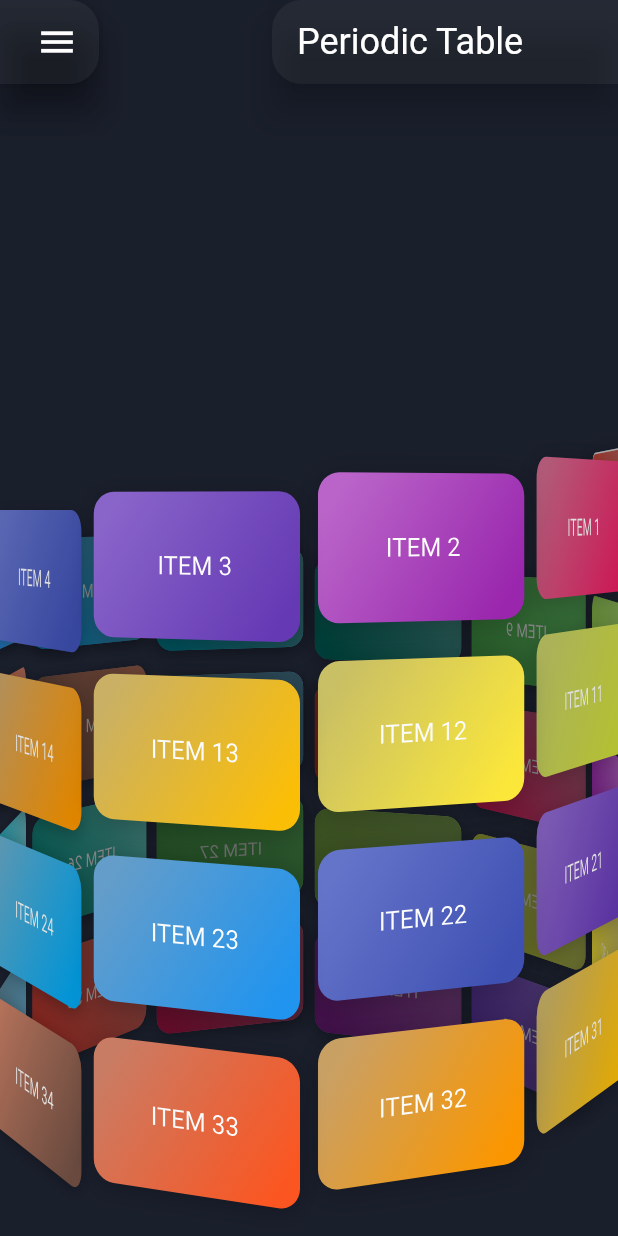
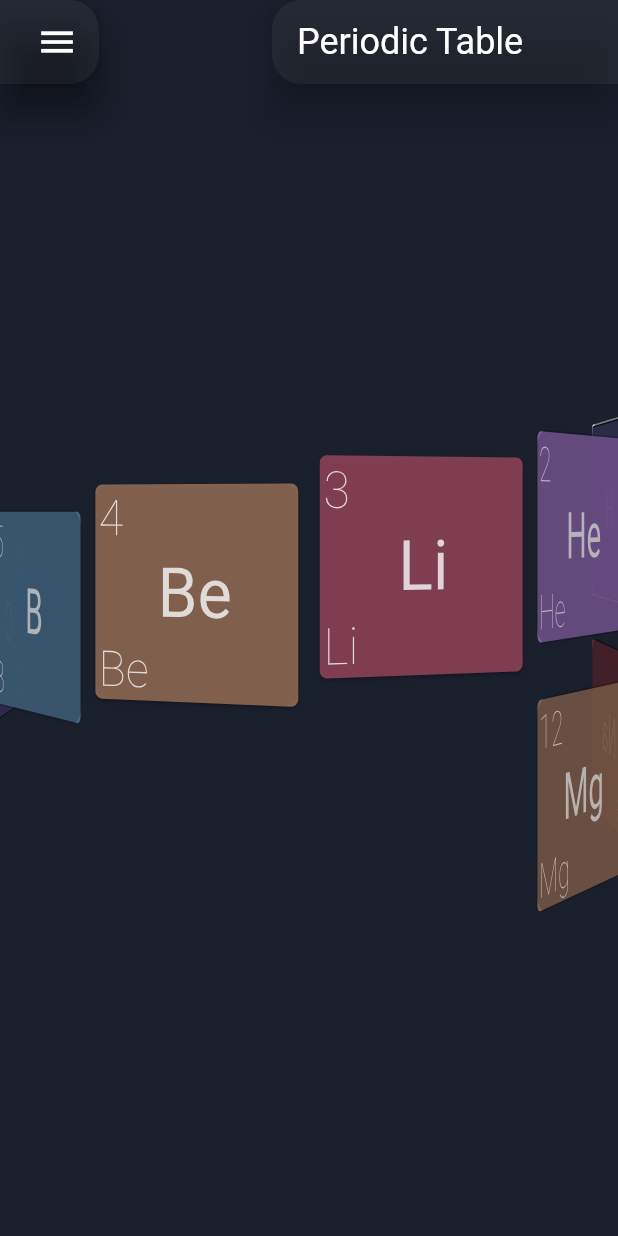
Before and after one commit to haakonsmith/Molarity, a Flutter app: the screen it shows after launch, on a phone screen of 412 x 824 dp. Run offline on Flutter 3.47's test engine with Material 2 defaults, Android fonts, the phone set to English and light mode, and no system bars; our stand-ins replace fl_chart, flutter_hooks, flutter_layout_grid, hooks_riverpod, universal_platform; missing offline and left inert: flutter_math_fork.

Commit message:
better helix. MVP

```diff
--- a/lib/widgets/chemoinfomatics/widgets/helix_periodic_table.dart
+++ b/lib/widgets/chemoinfomatics/widgets/helix_periodic_table.dart
@@ -2,11 +2,11 @@ import 'dart:math';
 
 import 'package:flutter/material.dart';
 import 'package:flutter/widgets.dart';
+import 'package:hooks_riverpod/hooks_riverpod.dart';
+import 'package:molarity/data/elements_data_bloc.dart';
+import 'package:molarity/widgets/chemoinfomatics/widgets/periodic_table_tile.dart';
 
 import '../../../util.dart';
-
-int numItems = 40;
-var onSelectCard = ValueNotifier<int>(0);
 
 // Normalizes any number to an arbitrary range
 // by assuming the range wraps around when going below min or above max
@@ -47,11 +47,12 @@ class _HelixPeriodicTableState extends State<HelixPeriodicTable> with TickerProv
   double radio = 200.0;
   double radioStep = 0;
   bool isMousePressed = false;
-  double _dragX = 0;
+
   double angle = 0;
   int selectedCard = 0;
+  static int numItems = 118;
 
-  final totalAngle = pi * 8;
+  final totalAngle = pi * (numItems / 10 * 2);
 
   @override
   void initState() {
@@ -61,18 +62,10 @@ class _HelixPeriodicTableState extends State<HelixPeriodicTable> with TickerProv
     _scaleController = AnimationController(duration: const Duration(milliseconds: 500), vsync: this);
     _scaleController.addListener(() => setState(() {}));
 
-    onSelectCard.addListener(() {
-      final idx = onSelectCard.value;
-      _dragX = 0;
-      angle = -idx * radioStep;
-      setState(() {});
-    });
-
     _rotationController = AnimationController(value: 0, upperBound: 2000, lowerBound: -2000, duration: const Duration(milliseconds: 500), vsync: this);
     _rotationController.addListener(() {
       if (!isMousePressed)
         setState(() {
-          // print(_panController.value);
           angle = _rotationController.value;
         });
     });
@@ -85,6 +78,7 @@ class _HelixPeriodicTableState extends State<HelixPeriodicTable> with TickerProv
   double convertDragToAngleOffset(double panX) => (-panX * .006);
 
   double normalise(double angle) => angle - (angle / (totalAngle)).floorToDouble() * totalAngle;
+  double selectCardAngle(int index) => -(index - 2) * radioStep + ((totalAngle / 2) / (tileData.length / 2)) / 2;
   // double normalise(double angle) => normaliseRange(angle, -pi, pi);
 
   // Normalizes any number to an arbitrary range
@@ -97,24 +91,8 @@ class _HelixPeriodicTableState extends State<HelixPeriodicTable> with TickerProv
     // + start to reset back to start of original range
   }
 
-  // double normalise(double angle) {
-  //   final itemIndex = (convertDragToAngleOffset(angle) / (2 * pi / tileData.length)).floorToDouble();
-  //   print(itemIndex);
-  //   // print(convertDragToAngleOffset(angle));
-
-  //   // final _dragX = 0;
-  //   final selectedAngle = -itemIndex * radioStep;
-
-  //   return selectedAngle;
-
-  //   // return initAngleOffset + itemIndex * radioStep;
-  // }
-
   @override
   Widget build(BuildContext context) {
-    // var initAngleOffset = convertDragToAngleOffset(_dragX);
-    // initAngleOffset += selectedAngle;
-
     // process positions.
     for (var i = 0; i < tileData.length; ++i) {
       final c = tileData[i];
@@ -125,46 +103,49 @@ class _HelixPeriodicTableState extends State<HelixPeriodicTable> with TickerProv
       c.z = sin(ang) * radio;
     }
 
-    // final indices = List.generate(tileData.length, (i) => i);
-
     // sort in Z axis.
     tileData.sort((a, b) => a.z.compareTo(b.z));
-    // final sortedTiles = List.from(tileData);
-    // sortedTiles.sort((a, b) => a.z.compareTo(b.z));
 
-    var list = tileData.mapIndexed((vo, index) {
-      var c = addCard(vo);
-      var mt2 = Matrix4.identity();
+    final List<Widget> cardsToRender = [];
+
+    // var list = tileData.mapIndexed((vo, index) {
+    //   Widget child = addCard(vo);
+    //   final mt2 = Matrix4.identity();
+
+    //   mt2.setEntry(3, 2, 0.001);
+    //   mt2.translate(vo.x, vo.idx * 15.0 + angle * 25 - 100, -vo.z);
+    //   mt2.rotateY(vo.angle + pi);
+
+    //   child = Transform(
+    //     alignment: Alignment.center,
+    //     origin: Offset(0.0, -100 - _scaleController.value * 200.0),
+    //     transform: mt2,
+    //     child: child,
+    //   );
+
+    //   return child;
+    // }).toList();
+
+    for (final vo in tileData) {
+      Widget child = addCard(vo);
+      final mt2 = Matrix4.identity();
+
+      final y = vo.idx * 15.0 + angle * 25 - 100;
+      // print(y);
 
       mt2.setEntry(3, 2, 0.001);
-      mt2.translate(vo.x, vo.idx * 10.0 + angle * 20 - 100, -vo.z);
+      mt2.translate(vo.x, y, -vo.z);
       mt2.rotateY(vo.angle + pi);
-      c = Transform(
+
+      child = Transform(
         alignment: Alignment.center,
         origin: Offset(0.0, -100 - _scaleController.value * 200.0),
         transform: mt2,
-        child: c,
+        child: child,
       );
 
-      // depth of field... doesnt work on web.
-//      var blur = .4 + ((1 - vo.z / radio) / 2) * 2;
-//      c = BackdropFilter(
-//        filter: ImageFilter.blur(sigmaX: blur, sigmaY: blur),
-//        child: c,
-//      );
-
-      return c;
-    }).toList();
-
-    // return Container(
-    //   alignment: Alignment.center,
-    //   child: Stack(
-    //     alignment: Alignment.center,
-    //     children: list,
-    //   ),
-    // );
-
-    double selectCardAngle(int index) => -(index - 2) * radioStep + ((totalAngle / 2) / (tileData.length / 2)) / 2;
+      if (y < 80 && y > -350 && -vo.z < 60) cardsToRender.add(child);
+    }
 
     return GestureDetector(
       behavior: HitTestBehavior.opaque,
@@ -176,27 +157,19 @@ class _HelixPeriodicTableState extends State<HelixPeriodicTable> with TickerProv
       onPanUpdate: (e) {
         _rotationController.stop();
 
-        // _dragX += e.delta.dx;
-
         angle += convertDragToAngleOffset(e.delta.dx);
 
-        print(angle);
-        // print(_dragX);
         selectedCard = normaliseRange(-(normalise(angle) / ((totalAngle / 2) / (tileData.length / 2))).floor() + 2, 0, tileData.length.toDouble()).floor();
+
         setState(() {});
       },
       onPanEnd: (e) {
         _rotationController.value = angle;
-        // angle = normalise(angle);
-        print("\n Drag end \n" + tileData.length.toString());
-        // angle = convertDragToAngleOffset(_dragX);
-        print("Selected angle: " + angle.toString());
-        print("Selected card: " + selectedCard.toString());
-        // print(_dragX);
 
-        // _dragX = normalise(_dragX);
         isMousePressed = false;
+
         print(selectCardAngle(selectedCard));
+
         _rotationController.animateTo(selectCardAngle(selectedCard), duration: const Duration(seconds: 1), curve: Curves.fastLinearToSlowEaseIn);
         _scaleController.animateTo(0, duration: const Duration(seconds: 1), curve: Curves.fastLinearToSlowEaseIn);
       },
@@ -204,38 +177,44 @@ class _HelixPeriodicTableState extends State<HelixPeriodicTable> with TickerProv
         alignment: Alignment.center,
         child: Stack(
           alignment: Alignment.center,
-          children: list,
+          children: cardsToRender,
         ),
       ),
     );
   }
 
   Widget addCard(TileData vo) {
-    var alpha = ((1 - vo.z / radio) / 2) * .6;
+    var alpha = ((1 - vo.z / radio) / 2) * 1;
 
     final isSelected = vo.idx == selectedCard;
 
+    final double darken = isSelected ? 0 : 0.2;
+
     return Container(
-      margin: const EdgeInsets.all(12),
+      // margin: const EdgeInsets.all(12),
       width: 120,
-      height: 80,
+      height: 120,
       alignment: Alignment.center,
       foregroundDecoration: BoxDecoration(
         borderRadius: BorderRadius.circular(12),
         color: Colors.black.withOpacity(alpha),
       ),
       decoration: BoxDecoration(
-        gradient: LinearGradient(
-          begin: Alignment.topLeft,
-          end: Alignment.bottomRight,
-          stops: [0.1, .9],
-          colors: [vo.lightColor, vo.color],
-        ),
-        borderRadius: BorderRadius.circular(12),
+        //   gradient: LinearGradient(
+        //     begin: Alignment.topLeft,
+        //     end: Alignment.bottomRight,
+        //     stops: const [0.1, .9],
+        //     colors: [vo.lightColor.darken(darken), vo.color.darken(darken)],
+        //   ),
+        borderRadius: BorderRadius.circular(4),
         border: isSelected ? Border.all(color: Colors.white) : null,
-        boxShadow: [BoxShadow(color: Colors.black.withOpacity(.2 + alpha * .2), spreadRadius: 1, blurRadius: 12, offset: Offset(0, 2))],
+        //   boxShadow: [BoxShadow(color: Colors.black.withOpacity(.2 + alpha * .2), spreadRadius: 1, blurRadius: 12, offset: Offset(0, 2))],
       ),
-      child: Text('ITEM ${vo.idx}'),
+      child: Consumer(
+        builder: (context, ref, child) {
+          return PeriodicTableTile(ref.watch(elementsBlocProvider).elements[vo.idx]);
+        },
+      ),
     );
   }
 }
--- a/lib/widgets/chemoinfomatics/widgets/periodic_table_tile.dart
+++ b/lib/widgets/chemoinfomatics/widgets/periodic_table_tile.dart
@@ -43,7 +43,7 @@ class _PeriodicTableTileState extends State<PeriodicTableTile> {
       tileColor = categoryColorMapping[widget.element.category]!;
     else
       tileColor = widget.tileColorGetter!(widget.element);
-    final content = Column(
+    Widget content = Column(
       crossAxisAlignment: CrossAxisAlignment.start,
       children: [
         Expanded(
@@ -76,7 +76,7 @@ class _PeriodicTableTileState extends State<PeriodicTableTile> {
     return MouseRegion(
       key: _key,
       onHover: (value) {
-        widget.onHover!(widget.element);
+        widget.onHover?.call(widget.element);
 
         setState(() {
           elevation = 16;
@@ -92,7 +92,7 @@ class _PeriodicTableTileState extends State<PeriodicTableTile> {
         onTap: () => Navigator.of(context).push(_createRoute(_key)),
         onSecondaryTap: () => widget.onSecondaryTap!(widget.element),
         child: Card(
-          elevation: elevation,
+          // elevation: elevation,
           color: tileColor.darken(isDimmed ? .1 : 0),
           margin: const EdgeInsets.all(1),
           shape: RoundedRectangleBorder(
```
